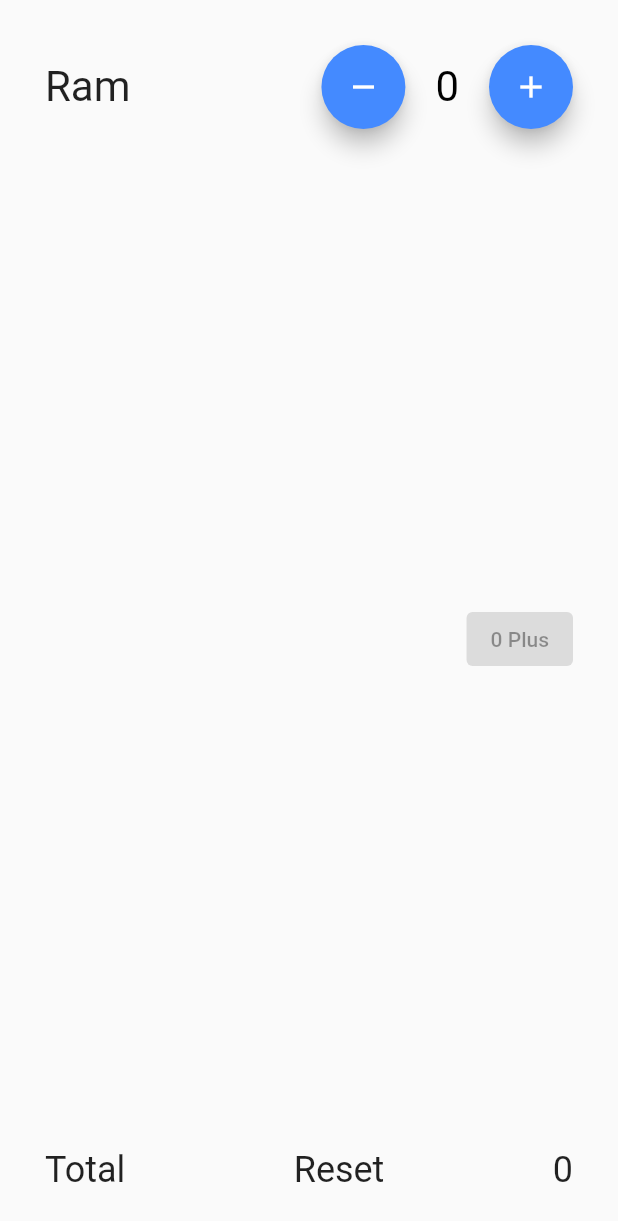
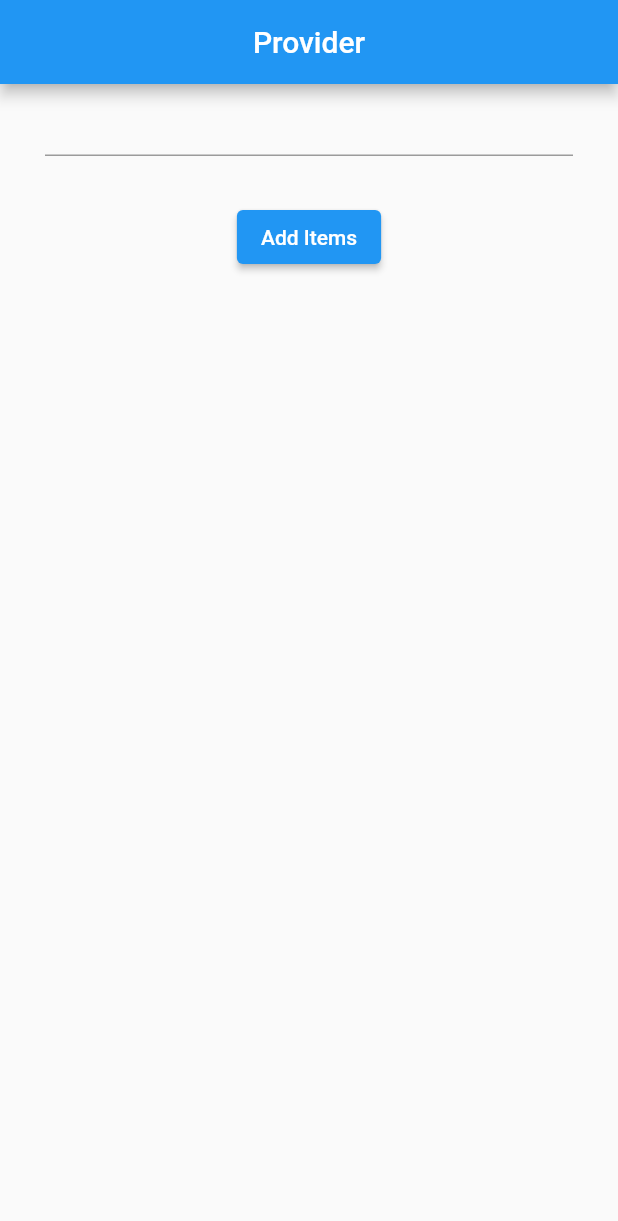
Before and after one commit to haseebzahid1/providerbasic, a Flutter app: the screen it shows after launch, on a phone screen of 412 x 824 dp. Shown: the top 1221 px of the screen. Run offline on Flutter 3.47's test engine with Material 2 defaults, Android fonts, the phone set to English and light mode, and no system bars.

Commit message:
provider added

```diff
--- a/lib/main.dart
+++ b/lib/main.dart
@@ -1,5 +1,8 @@
 import 'package:flutter/material.dart';
+import 'package:provider/provider.dart';
+import 'package:providerbasis/provider/item_provider.dart';
 import 'package:providerbasis/screen/homepage.dart';
+import 'package:providerbasis/screen/provider.dart';
 
 void main() {
   runApp(const MyApp());
@@ -19,7 +22,11 @@ class MyApp extends StatelessWidget {
         // is not restarted.
         primarySwatch: Colors.blue,
       ),
-      home: const HomePage(),
+      home: ChangeNotifierProvider.value(
+        value: ItemsProvider(),
+        child:  MyHomePageProvider(),
+      ),
+      // home: const HomePage(),
     );
   }
 }
--- /dev/null
+++ b/lib/provider/item_provider.dart
@@ -0,0 +1,38 @@
+
+import 'package:flutter/cupertino.dart';
+import 'package:flutter/foundation.dart';
+
+class ItemsProvider extends ChangeNotifier{
+  List<int> intList=[];
+  int counter = 0;
+  List _itemData = [];
+  List get getItemData => _itemData;
+
+  void addItems(String value,){
+    _itemData.add({'title':value,"count":0});
+   notifyListeners();
+  }
+
+  void incrementCounter(int index){
+    _itemData[index]["count"]++;
+    notifyListeners();
+  }
+
+}
+
+
+
+
+//
+// class A{
+//   int a = 20;
+// }
+
+// class B extends A{
+//   int b = 40;
+//   B({
+//     required this.b,
+// });
+// }
+//
+// var c =  B(b: 20);
--- a/lib/screen/homepage.dart
+++ b/lib/screen/homepage.dart
@@ -10,6 +10,7 @@ class HomePage extends StatefulWidget {
 }
 
 class _HomePageState extends State<HomePage> {
+
     int counter =0;
     int totalClick=0;
 
@@ -87,12 +88,12 @@ class _HomePageState extends State<HomePage> {
                 children: [
                   Text("Total",style: kTextStyle),
                   GestureDetector(
+                    onTap: counterReset,
                     // onTap: counter < 0 ? null : counterReset,
                       child: Text("Reset",style: kTextStyle),
                   ),
                   Text(
-                    totalClick.toString(),
-                    style: kTextStyle,
+                    totalClick.toString(), style: kTextStyle,
                   ),
                 ],
               ),
--- /dev/null
+++ b/lib/screen/provider.dart
@@ -0,0 +1,75 @@
+import 'package:flutter/material.dart';
+import 'package:provider/provider.dart';
+import 'package:providerbasis/provider/item_provider.dart';
+
+
+class MyHomePageProvider extends StatefulWidget {
+  const MyHomePageProvider({Key? key}) : super(key: key);
+
+  @override
+  _MyHomePageProviderState createState() => _MyHomePageProviderState();
+}
+
+class _MyHomePageProviderState extends State<MyHomePageProvider> {
+  TextEditingController _textEditingController = TextEditingController();
+
+
+  @override
+  Widget build(BuildContext context) {
+    final ddd = Provider.of<ItemsProvider>(context,listen: false);
+    print(ddd);
+
+    return Scaffold(
+      appBar: AppBar(
+        centerTitle: true,
+        title: const Text("Provider"),
+        // leading: Icon(Icons.arrow_back),
+      ),
+      body: SafeArea(
+        child: Padding(
+          padding:  EdgeInsets.symmetric(horizontal: 30),
+          child: Container(
+            // color: Colors.red,
+            width: double.infinity,
+            child: Column(
+              children: [
+                TextFormField(
+                  controller: _textEditingController,
+                ),
+                SizedBox(height: 30,),
+                ElevatedButton(
+                    onPressed: (){
+                      if(_textEditingController.text.isNotEmpty){
+                        ddd.addItems(_textEditingController.text);
+                      }
+                      print(_textEditingController.text);
+                    },
+                    child: const Text("Add Items")
+                ),
+                Consumer<ItemsProvider>(builder: (context, data, _){
+                  return Expanded(
+                      child:ListView.builder(
+                        itemCount: data.getItemData.length,
+                        itemBuilder: (
+                            context, index){
+                          return   ListTile(
+                            onTap: (){
+                              data.incrementCounter(index);
+                            },
+                            title: Text("${data.getItemData[index]["title"]}"),
+                            trailing:  CircleAvatar(
+                              child: Text("${data.getItemData[index]["count"]}"),
+                            ),
+                          );
+                        },
+                      )
+                  );
+                },)
+              ],
+            ),
+          ),
+        ),
+      ),
+    );
+  }
+}
--- a/pubspec.yaml
+++ b/pubspec.yaml
@@ -34,6 +34,7 @@ dependencies:
   # The following adds the Cupertino Icons font to your application.
   # Use with the CupertinoIcons class for iOS style icons.
   cupertino_icons: ^1.0.2
+  provider: ^6.0.2
 
 dev_dependencies:
   flutter_test:
```
Also changed, not shown: pubspec.lock.
